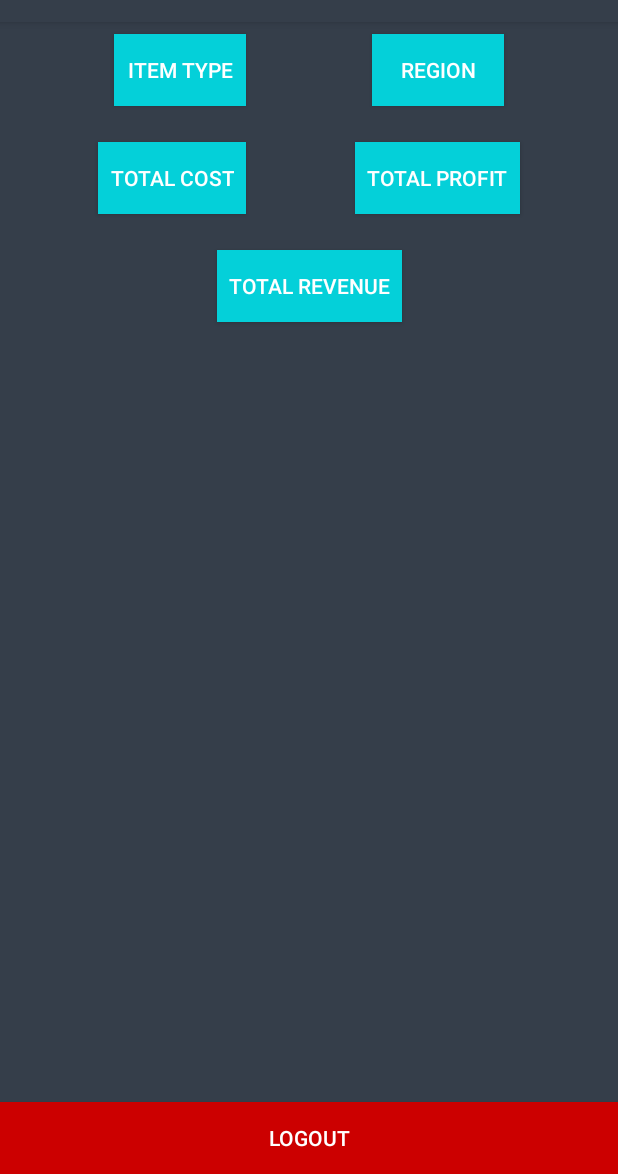
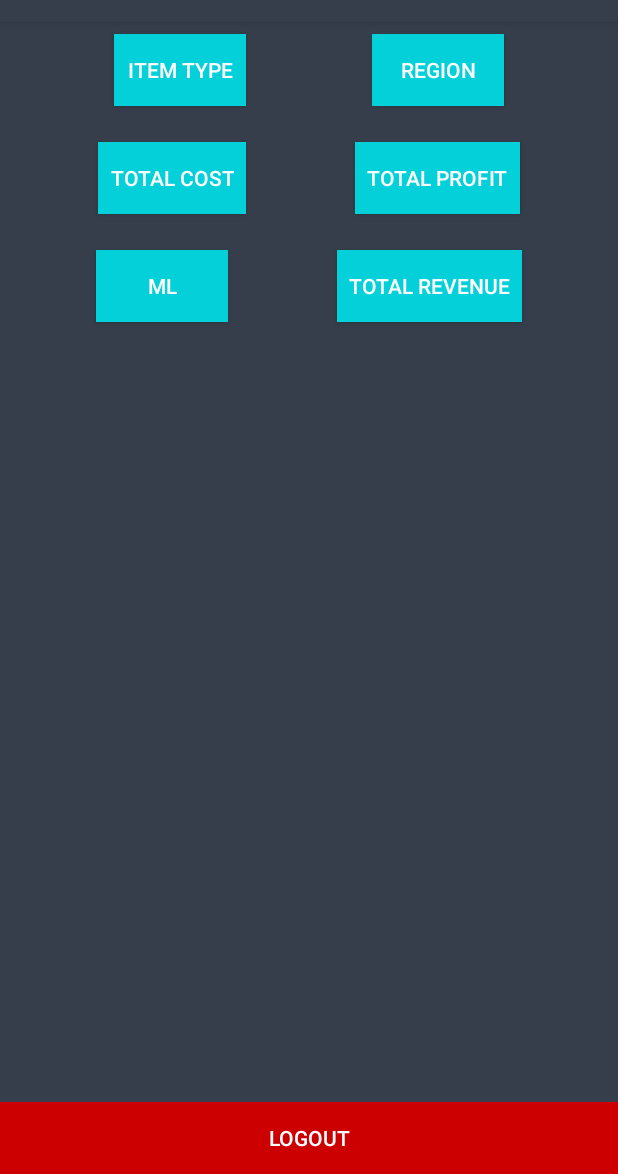
Before and after one commit to JyotishM/Capston-P, an Android app: the screen it shows after launch once a user with an empty profile is signed in (StoreListActivity), on a phone screen of 412 x 824 dp, the part 62-1236 px from its top. Run offline under Robolectric (Android 15) with nearby library versions, the phone set to English and light mode, and no system bars; our stand-ins replace Firebase (no records; nobody signed in at launch, a user with empty details on screens opened directly).

Commit message:
added ml

```diff
--- a/app/src/main/java/com/android/tony/storelist/StoreListActivity.java
+++ b/app/src/main/java/com/android/tony/storelist/StoreListActivity.java
@@ -4,26 +4,67 @@ import android.content.Intent;
 import android.os.Bundle;
 import android.view.View;
 import android.widget.Button;
+import android.widget.ProgressBar;
+import android.widget.TextView;
 
+import androidx.annotation.NonNull;
 import androidx.appcompat.app.AppCompatActivity;
 
 import com.google.firebase.auth.FirebaseAuth;
+import com.google.firebase.database.DataSnapshot;
+import com.google.firebase.database.DatabaseError;
+import com.google.firebase.database.FirebaseDatabase;
+import com.google.firebase.database.ValueEventListener;
 
 public class StoreListActivity extends AppCompatActivity {
     /*List<StoreListModel> storeListModelList;
     StoreListAdapter storeListAdapter;*/
+    String msg = "";
+    TextView textView;
+    ProgressBar progressBar;
 
     @Override
     protected void onCreate(Bundle savedInstanceState) {
         super.onCreate(savedInstanceState);
         setContentView(R.layout.activity_store_list);
+        textView = findViewById(R.id.mltextView);
+        progressBar = findViewById(R.id.progressBar2);
 
         findViewById(R.id.logoutbutton).setOnClickListener(new View.OnClickListener() {
             @Override
             public void onClick(View v) {
                 FirebaseAuth.getInstance().signOut();
-                startActivity(new Intent(StoreListActivity.this,MainActivity.class));
+                startActivity(new Intent(StoreListActivity.this, MainActivity.class));
                 StoreListActivity.this.finish();
+            }
+        });
+
+        findViewById(R.id.mlbutton).setOnClickListener(new View.OnClickListener() {
+            @Override
+            public void onClick(View v) {
+                progressBar.setVisibility(View.VISIBLE);
+                FirebaseDatabase.getInstance().getReference().child("data").addValueEventListener(new ValueEventListener() {
+                    @Override
+                    public void onDataChange(@NonNull DataSnapshot dataSnapshot) {
+                        double max = Double.parseDouble(dataSnapshot.child("91").child("Total Revenue").getValue().toString());
+                        for (DataSnapshot dataSnapshot1 : dataSnapshot.getChildren()) {
+                            if (max < Double.parseDouble(dataSnapshot1.child("Total Revenue").getValue().toString())) {
+                                max = Double.parseDouble(dataSnapshot1.child("Total Revenue").getValue().toString());
+                                msg = "Item: " + dataSnapshot1.child("Item Type").getValue().toString() + " Total Revenue: " + dataSnapshot1.child("Total Revenue").getValue().toString() + " Units Sold:" + dataSnapshot1.child("Units Sold").getValue().toString();
+                            }
+
+                            progressBar.setVisibility(View.GONE);
+                            textView.setText(msg);
+                            textView.setVisibility(View.VISIBLE);
+                        }
+
+                    }
+
+                    @Override
+                    public void onCancelled(@NonNull DatabaseError databaseError) {
+
+                    }
+                });
             }
         });
 
@@ -33,4 +74,10 @@ public class StoreListActivity extends AppCompatActivity {
         startActivity(new Intent(StoreListActivity.this, ItemTypeActivity.class).putExtra("piedata", ((Button) findViewById(v.getId())).getText()));
 
     }
+
+    @Override
+    protected void onStart() {
+        super.onStart();
+        textView.setText(msg);
+    }
 }
--- a/app/src/main/res/layout/activity_item_type.xml
+++ b/app/src/main/res/layout/activity_item_type.xml
@@ -8,8 +8,10 @@
 
     <lecho.lib.hellocharts.view.PieChartView
         android:id="@+id/chartitem"
-        android:layout_width="wrap_content"
-        android:layout_height="wrap_content"
+        android:layout_width="0dp"
+        android:layout_height="0dp"
+        app:layout_constraintBottom_toBottomOf="parent"
+        app:layout_constraintEnd_toEndOf="parent"
         app:layout_constraintStart_toStartOf="parent"
         app:layout_constraintTop_toTopOf="parent" />
 
--- a/app/src/main/res/layout/activity_store_list.xml
+++ b/app/src/main/res/layout/activity_store_list.xml
@@ -96,7 +96,7 @@
         android:text="Total Revenue"
         android:textColor="@android:color/white"
         app:layout_constraintEnd_toEndOf="parent"
-        app:layout_constraintStart_toStartOf="parent"
+        app:layout_constraintStart_toEndOf="@+id/mlbutton"
         app:layout_constraintTop_toBottomOf="@+id/button" />
 
     <Button
@@ -109,4 +109,53 @@
         app:layout_constraintBottom_toBottomOf="parent"
         app:layout_constraintEnd_toEndOf="parent"
         app:layout_constraintStart_toStartOf="parent" />
+
+    <Button
+        android:id="@+id/mlbutton"
+        android:layout_width="wrap_content"
+        android:layout_height="wrap_content"
+        android:layout_marginStart="8dp"
+        android:layout_marginLeft="8dp"
+        android:layout_marginTop="24dp"
+        android:layout_marginEnd="8dp"
+        android:layout_marginRight="8dp"
+        android:background="@color/colorAccent"
+        android:text="ML"
+        android:textColor="@android:color/white"
+        app:layout_constraintEnd_toStartOf="@+id/button4"
+        app:layout_constraintStart_toStartOf="parent"
+        app:layout_constraintTop_toBottomOf="@+id/button3" />
+
+    <TextView
+        android:id="@+id/mltextView"
+        android:layout_width="0dp"
+        android:layout_height="wrap_content"
+        android:layout_marginStart="24dp"
+        android:layout_marginLeft="24dp"
+        android:layout_marginEnd="24dp"
+        android:layout_marginRight="24dp"
+        android:layout_marginBottom="32dp"
+        android:text="TextView"
+        android:textColor="@android:color/white"
+        android:textSize="18sp"
+        android:visibility="gone"
+        app:layout_constraintBottom_toTopOf="@+id/logoutbutton"
+        app:layout_constraintEnd_toEndOf="parent"
+        app:layout_constraintStart_toStartOf="parent"
+        tools:visibility="visible" />
+
+    <ProgressBar
+        android:id="@+id/progressBar2"
+        style="?android:attr/progressBarStyle"
+        android:layout_width="wrap_content"
+        android:layout_height="wrap_content"
+        android:layout_marginStart="8dp"
+        android:layout_marginLeft="8dp"
+        android:layout_marginEnd="8dp"
+        android:layout_marginRight="8dp"
+        android:layout_marginBottom="200dp"
+        android:visibility="gone"
+        app:layout_constraintBottom_toTopOf="@+id/mltextView"
+        app:layout_constraintEnd_toEndOf="parent"
+        app:layout_constraintStart_toStartOf="parent" />
 </androidx.constraintlayout.widget.ConstraintLayout>
```
